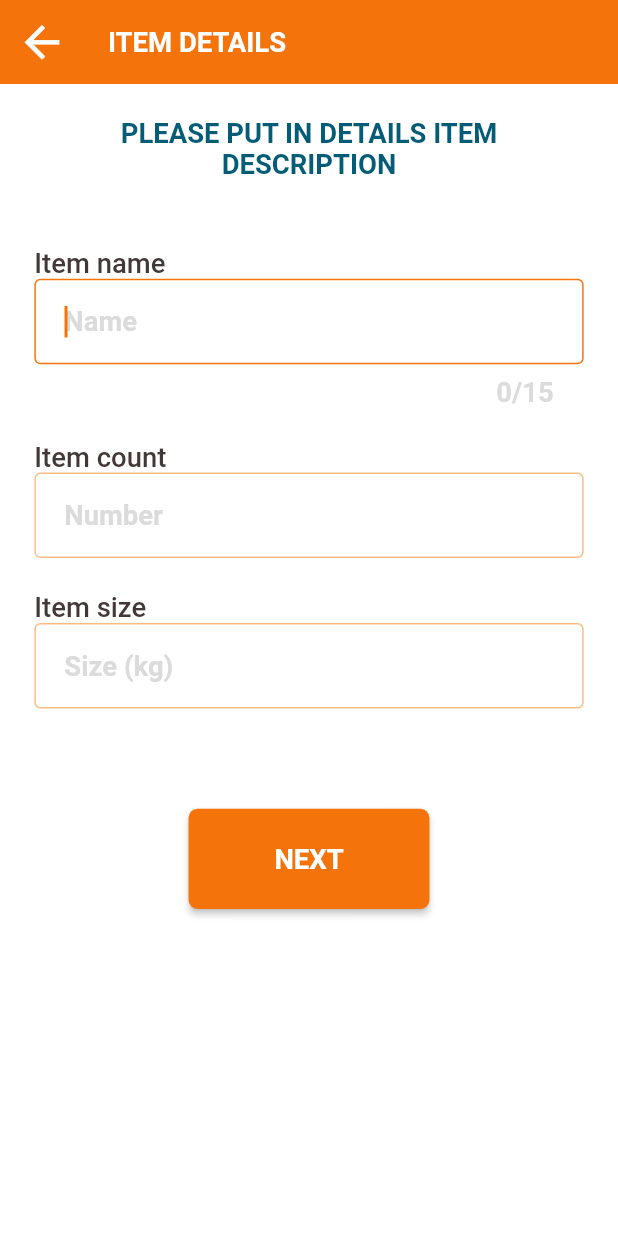
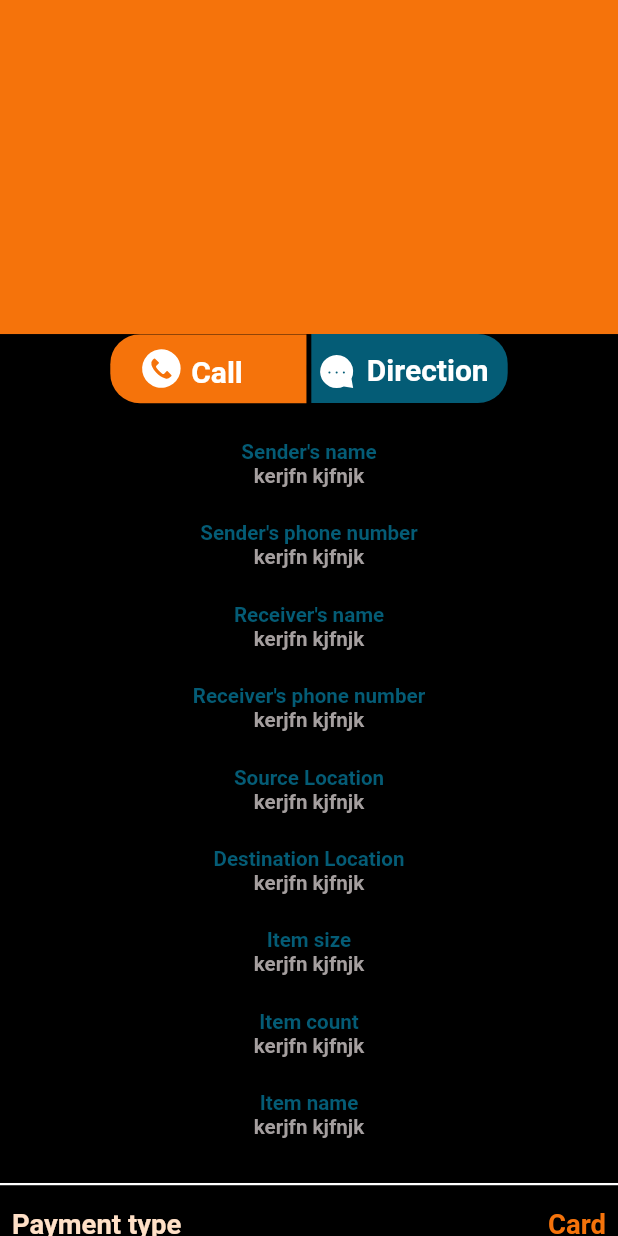
Before and after one commit to mimi-tech/suremove_logistics_app, a Flutter app: the screen it shows after launch, after a tap on "BOOKING", on a phone screen of 412 x 824 dp. Run offline on Flutter 3.47's test engine with Material 2 defaults, Android fonts, the phone set to English and light mode, and no system bars; our stand-ins replace country_code_picker, flutter_screenutil, flutter_svg, flutter_switch, google_fonts, pinput; Roboto replaces fonts that are missing (Oxanium).

Commit message:
Worked on vendor delivery screen

```diff
--- a/lib/Routes/router.dart
+++ b/lib/Routes/router.dart
@@ -16,6 +16,9 @@ import 'package:sure_move/Views/Booking/CustomerBooking/location.dart';
 import 'package:sure_move/Views/Booking/CustomerBooking/recieverInfo.dart';
 import 'package:sure_move/Views/Booking/CustomerBooking/ringingScreen.dart';
 import 'package:sure_move/Views/Booking/CustomerBooking/viewBookingDetails.dart';
+import 'package:sure_move/Views/Booking/VendorBooking/decisionScreen.dart';
+import 'package:sure_move/Views/Booking/VendorBooking/deliveryScreen.dart';
+import 'package:sure_move/Views/Booking/VendorBooking/waitingScreen.dart';
 import 'package:sure_move/Views/Commons/homePage.dart';
 import 'package:sure_move/Views/Commons/splashScreen.dart';
 
@@ -80,6 +83,15 @@ class AppRouter {
         case customerEditBooking:
         return MaterialPageRoute( builder: (_) => const CustomerEditBooking());
 
+        case vendorWaitingScreen:
+        return MaterialPageRoute( builder: (_) => const VendorWaitingScreen());
+
+        case decisionScreen:
+        return MaterialPageRoute( builder: (_) => const DecisionScreen());
+
+        case deliveryScreen:
+        return MaterialPageRoute( builder: (_) => const DeliveryScreen());
+
 
 
       default:
--- a/lib/Routes/strings.dart
+++ b/lib/Routes/strings.dart
@@ -15,3 +15,6 @@ const viewBookingDetails = "/view-booking-details";
 const ripplesAnimation = "/ripples-animation";
 const connectedVendorPage = "/connected-vendor-page";
 const customerEditBooking = "/customer-edit-booking";
+const vendorWaitingScreen = "/vendor-waiting-screen";
+const decisionScreen = "/decision-screen";
+const deliveryScreen = "/delivery-screen";
--- /dev/null
+++ b/lib/Views/Booking/VendorBooking/deliveryScreen.dart
@@ -0,0 +1,106 @@
+import 'package:flutter/material.dart';
+import 'package:flutter_screenutil/flutter_screenutil.dart';
+import 'package:flutter_svg/flutter_svg.dart';
+import 'package:sure_move/Commons/colors.dart';
+import 'package:sure_move/Commons/constants.dart';
+import 'package:sure_move/Commons/strings.dart';
+class DeliveryScreen extends StatefulWidget {
+  const DeliveryScreen({Key? key}) : super(key: key);
+
+  @override
+  State<DeliveryScreen> createState() => _DeliveryScreenState();
+}
+
+class _DeliveryScreenState extends State<DeliveryScreen> {
+  @override
+  Widget build(BuildContext context) {
+    return Scaffold(
+        backgroundColor: kBlackColor,
+        body: Column(
+      children: [
+        Container(
+          color: kOrangeColor,
+          height: 200.h,
+        ),
+        Row(
+          mainAxisAlignment: MainAxisAlignment.center,
+          children: [
+            SvgPicture.asset('assets/call.svg'),
+            SvgPicture.asset('assets/direction.svg'),
+          ],
+        ),
+
+        Expanded(
+          child: ListView(
+            children: [
+              const Header(title: kSendersName,subtitle: "kerjfn kjfnjk",),
+              const Header(title: kSendersPhoneNumber,subtitle: "kerjfn kjfnjk",),
+              const Header(title: kReceiverName,subtitle: "kerjfn kjfnjk",),
+              const Header(title: kReceiverPhoneNumber,subtitle: "kerjfn kjfnjk",),
+              const Header(title: kSourceLocation,subtitle: "kerjfn kjfnjk",),
+              const Header(title: kDestinationLocation,subtitle: "kerjfn kjfnjk",),
+              const Header(title: kItemSize,subtitle: "kerjfn kjfnjk",),
+              const Header(title: kItemNumber,subtitle: "kerjfn kjfnjk",),
+              const Header(title: kItemName,subtitle: "kerjfn kjfnjk",),
+
+              spacing(),
+              Divider(color: kWhiteColor,thickness: 1.5,),
+
+              Padding(
+                padding: const EdgeInsets.all(8.0),
+                child: Row(
+                  mainAxisAlignment: MainAxisAlignment.spaceBetween,
+                  children: [
+                    Text("Payment type", style: Theme.of(context).textTheme.bodyText1!.copyWith(color: kCartoonColor)),
+                    Text("Card", style: Theme.of(context).textTheme.caption),
+
+                  ],
+                ),
+
+              ),
+              Padding(
+                  padding: const EdgeInsets.all(8.0),
+                  child: Row(
+                    mainAxisAlignment: MainAxisAlignment.spaceBetween,
+                    children: [
+                      Text(kDeliveryFee, style: Theme.of(context).textTheme.bodyText1!.copyWith(color: kCartoonColor)),
+                      Text("83747 NGN", style: Theme.of(context).textTheme.caption),
+
+                    ],
+                  )),
+              Padding(
+                  padding: const EdgeInsets.all(8.0),
+                  child: Row(
+                    mainAxisAlignment: MainAxisAlignment.spaceBetween,
+                    children: [
+                      Text(kTotal, style: Theme.of(context).textTheme.bodyText1!.copyWith(color: kCartoonColor)),
+                      Text("83747 NGN", style: Theme.of(context).textTheme.headline5),
+
+                    ],
+                  )),
+              Divider(color: kWhiteColor,thickness: 1.5,),
+              space(),
+
+            ],
+          ),
+        )
+      ],
+    ));
+  }
+}
+
+class Header extends StatelessWidget {
+  const Header({Key? key,required this.title,required this.subtitle}) : super(key: key);
+ final String title;
+ final String subtitle;
+  @override
+  Widget build(BuildContext context) {
+    return Column(
+      children: [
+        spacing(),
+        Text(title, style: Theme.of(context).textTheme.headline2,),
+        Text(subtitle, style: Theme.of(context).textTheme.headline6,)
+      ],
+    );
+  }
+}
--- a/lib/Views/Commons/homePage.dart
+++ b/lib/Views/Commons/homePage.dart
@@ -13,7 +13,7 @@ class _HomePageState extends State<HomePage> {
   Widget build(BuildContext context) {
     return Scaffold(body: Center(
       child: GeneralButton(title: "Booking", tapStudiesButton: (){
-        Navigator.pushNamed(context, itemDetails);
+        Navigator.pushNamed(context, deliveryScreen);
       }),
     ));
   }
--- a/lib/themes/light_themes.dart
+++ b/lib/themes/light_themes.dart
@@ -13,11 +13,10 @@ class CustomTheme {
         primaryColor: kOrangeColor,
         scaffoldBackgroundColor: Colors.white,
 
-        // buttonTheme: ButtonThemeData( // 4
-        //   shape: RoundedRectangleBorder(borderRadius: BorderRadius.circular(18.0)),
-        //   buttonColor: kNavyColor,
-        //   height: 40.0.sp,
-        // ),
+        bottomNavigationBarTheme: const BottomNavigationBarThemeData( // 4
+          elevation: 5.0,
+
+        ),
 
         colorScheme: ThemeData().colorScheme.copyWith(
           primary: kWhiteColor,
--- a/pubspec.yaml
+++ b/pubspec.yaml
@@ -39,6 +39,7 @@ dependencies:
   flutter_svg: ^1.1.5
   country_code_picker: ^2.0.2
   pinput: ^2.2.16
+  flutter_switch: ^0.3.2
 
 dev_dependencies:
   flutter_test:
```
Also changed, not shown: lib/Views/Booking/VendorBooking/decisionScreen.dart (added, +182 -0 lines), lib/Views/Booking/VendorBooking/waitingScreen.dart (added, +112 -0 lines), pubspec.lock.
